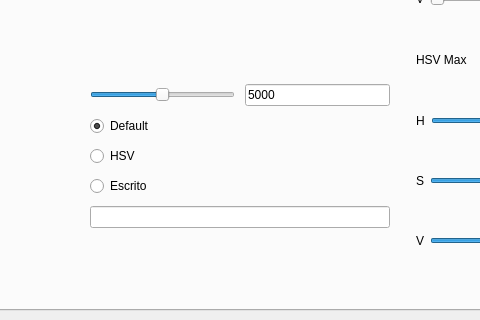
First picture: the form in window.ui, repository AlbertoNM/color_detection_PyQt, before the edit; both pictures show x 606 to 1086 and y 280 to 600 of the 1300 by 600 pixel window.
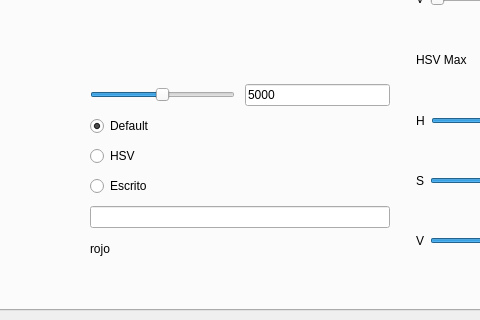
Second picture: the form after the edit.

Commit message: Cambios en el input del color

Patch:
```diff
--- a/window.ui
+++ b/window.ui
@@ -225,6 +225,13 @@
             <item>
              <widget class="QLineEdit" name="type_input"/>
             </item>
+            <item>
+             <widget class="QLabel" name="label_color_name">
+              <property name="text">
+               <string>rojo</string>
+              </property>
+             </widget>
+            </item>
             <item>
              <widget class="QLabel" name="label_color_output">
               <property name="text">
```
The commit also changes 2 other files.
